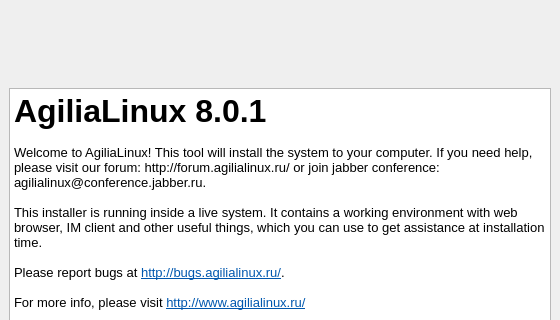
Above: guiinstaller/guisetup/mainwindow.ui from aix27249/mpkg before the change; both pictures show x 0 to 560 and y 0 to 320 of the 560 by 472 pixel window. Below: the same form after it.
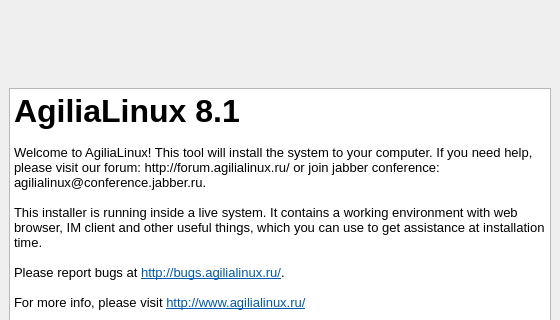
That is the form after the change. Icons and pictures are not drawn.

What changed in the file:
```diff
--- a/guiinstaller/guisetup/mainwindow.ui
+++ b/guiinstaller/guisetup/mainwindow.ui
@@ -129,7 +129,7 @@
 &lt;html&gt;&lt;head&gt;&lt;meta name=&quot;qrichtext&quot; content=&quot;1&quot; /&gt;&lt;style type=&quot;text/css&quot;&gt;
 p, li { white-space: pre-wrap; }
 &lt;/style&gt;&lt;/head&gt;&lt;body style=&quot; font-family:'Ubuntu'; font-size:10pt; font-weight:400; font-style:normal;&quot;&gt;
-&lt;p style=&quot; margin-top:0px; margin-bottom:0px; margin-left:0px; margin-right:0px; -qt-block-indent:0; text-indent:0px;&quot;&gt;&lt;span style=&quot; font-family:'Droid Sans'; font-size:24pt; font-weight:600;&quot;&gt;AgiliaLinux 8.0.1&lt;/span&gt;&lt;/p&gt;
+&lt;p style=&quot; margin-top:0px; margin-bottom:0px; margin-left:0px; margin-right:0px; -qt-block-indent:0; text-indent:0px;&quot;&gt;&lt;span style=&quot; font-family:'Droid Sans'; font-size:24pt; font-weight:600;&quot;&gt;AgiliaLinux 8.1&lt;/span&gt;&lt;/p&gt;
 &lt;p style=&quot; margin-top:0px; margin-bottom:0px; margin-left:0px; margin-right:0px; -qt-block-indent:0; text-indent:0px;&quot;&gt;&lt;span style=&quot; font-family:'Droid Sans';&quot;&gt;	&lt;/span&gt;&lt;/p&gt;
 &lt;p style=&quot; margin-top:0px; margin-bottom:0px; margin-left:0px; margin-right:0px; -qt-block-indent:0; text-indent:0px;&quot;&gt;&lt;span style=&quot; font-family:'Droid Sans';&quot;&gt;Welcome to AgiliaLinux! This tool will install the system to your computer. If you need help, please visit our forum: http://forum.agilialinux.ru/ or join jabber conference: agilialinux@conference.jabber.ru. &lt;/span&gt;&lt;/p&gt;
 &lt;p style=&quot;-qt-paragraph-type:empty; margin-top:0px; margin-bottom:0px; margin-left:0px; margin-right:0px; -qt-block-indent:0; text-indent:0px; font-family:'Droid Sans';&quot;&gt;&lt;/p&gt;
```
